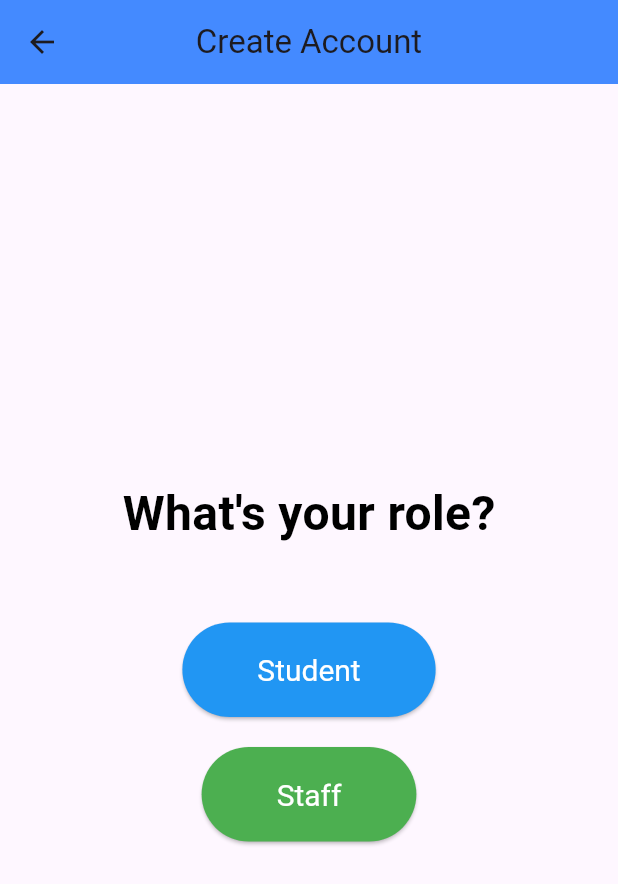
After one commit to charmeyn001-ux/Virtual-Library-Mobile, a Flutter app: the PickAccount screen opened directly, on a phone screen of 412 x 824 dp. The commit adds this screen. Shown: the top 884 px of the screen. Run offline on Flutter 3.47's test engine with Material 3 defaults, Android fonts, the phone set to English and light mode, and no system bars; our stand-ins replace flutter_animate, get.

Commit message:
add another

```diff
--- /dev/null
+++ b/vlib/lib/SignUp/create.dart
@@ -0,0 +1,68 @@
+import 'package:flutter/material.dart';
+
+class PickAccount extends StatefulWidget {
+  const PickAccount({super.key});
+
+  @override
+  State<PickAccount> createState() => _PickAccountState();
+}
+
+class _PickAccountState extends State<PickAccount> {
+  @override
+  Widget build(BuildContext context) {
+    return Scaffold(
+      appBar: AppBar(
+        title: const Text('Create Account'),
+        centerTitle: true,
+        backgroundColor: Colors.blueAccent,
+      ),
+      body: Center(
+        child: Column(
+          mainAxisAlignment: MainAxisAlignment.center,
+          children: [
+            const Text(
+              "What's your role?",
+              style: TextStyle(
+                fontSize: 32,
+                fontWeight: FontWeight.bold,
+                color: Colors.black,
+              ),
+            ),
+            const SizedBox(height: 50),
+            ElevatedButton(
+              onPressed: () {
+                // Handle Student button press
+              },
+              style: ElevatedButton.styleFrom(
+                backgroundColor: Colors.blue, // Background color
+                foregroundColor: Colors.white, // Text color
+                padding: const EdgeInsets.symmetric(
+                  horizontal: 50,
+                  vertical: 20,
+                ),
+                textStyle: const TextStyle(fontSize: 20),
+              ),
+              child: const Text('Student'),
+            ),
+            const SizedBox(height: 20),
+            ElevatedButton(
+              onPressed: () {
+                // Handle Staff button press
+              },
+              style: ElevatedButton.styleFrom(
+                backgroundColor: Colors.green, // Background color
+                foregroundColor: Colors.white, // Text color
+                padding: const EdgeInsets.symmetric(
+                  horizontal: 50,
+                  vertical: 20,
+                ),
+                textStyle: const TextStyle(fontSize: 20),
+              ),
+              child: const Text('Staff'),
+            ),
+          ],
+        ),
+      ),
+    );
+  }
+}
--- a/vlib/lib/class/auth/vlib_auth.dart
+++ b/vlib/lib/class/auth/vlib_auth.dart
@@ -1,4 +1,4 @@
 class UrlConnectionAPI {
   //static String baseUrl = 'http://192.168.49.233:5001';
-  static String baseUrl = 'http://192.168.1.8:5000';
+  static String baseUrl = 'http://192.168.1.7:5000';
 }
```
Also changed, not shown: vlib/lib/SignIn/sign_in.dart (+43 -7 lines), vlib/lib/SignUp/sign_up.dart (+59 -7 lines), vlib/lib/SignUp/staff_account.dart (added, +15 -0 lines).
